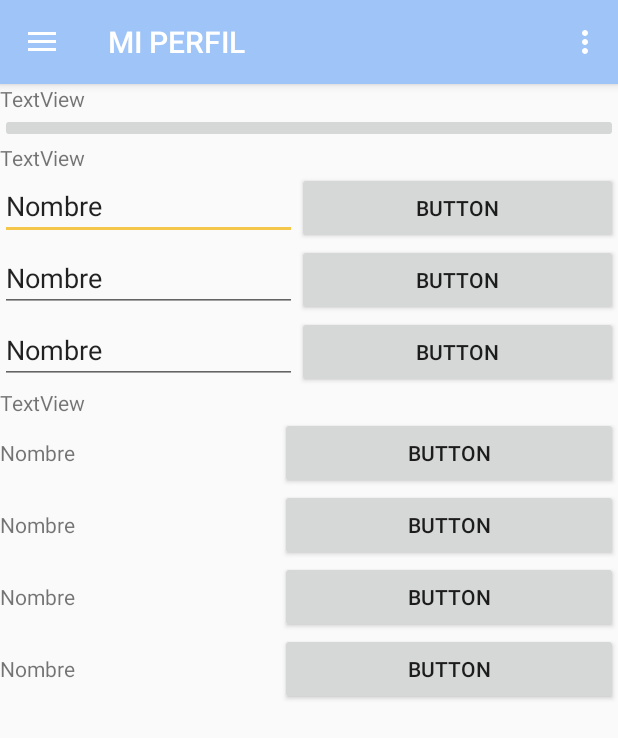
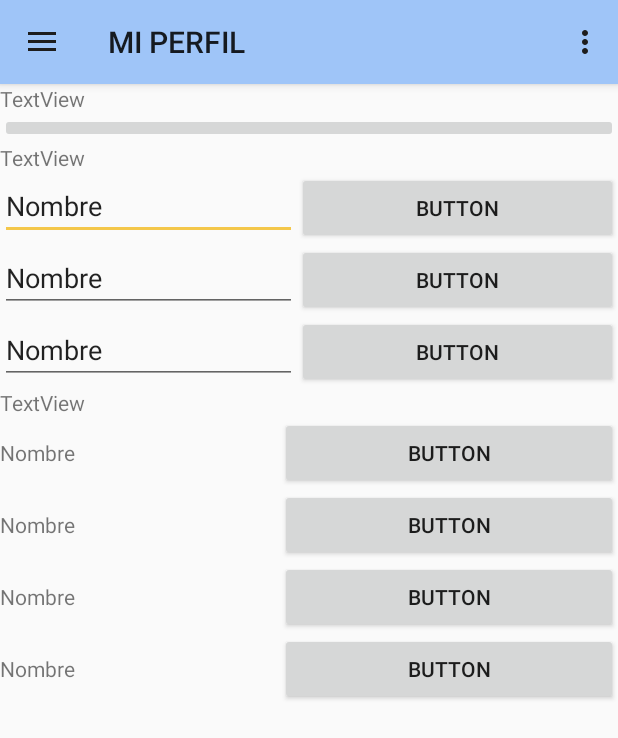
Before and after one commit to zxESCORPIOxz/EncargaloRepartidor, an Android app: the MainActivity screen opened directly, with no data from a screen before it, on a phone screen of 412 x 824 dp. Shown: the top 738 px of the screen. Run offline under Robolectric (Android 15) with nearby library versions, the phone set to English and light mode, and no system bars; our stand-ins replace navigation-ui.

Commit message:
Cambio de tema NAV DRAWER

```diff
--- a/app/src/main/res/layout/activity_main.xml
+++ b/app/src/main/res/layout/activity_main.xml
@@ -21,4 +21,5 @@
         android:fitsSystemWindows="true"
         app:headerLayout="@layout/nav_header_main"
         app:menu="@menu/activity_main_drawer" />
+
 </androidx.drawerlayout.widget.DrawerLayout>
--- a/app/src/main/res/layout/app_bar_main.xml
+++ b/app/src/main/res/layout/app_bar_main.xml
@@ -4,7 +4,7 @@
     xmlns:tools="http://schemas.android.com/tools"
     android:layout_width="match_parent"
     android:layout_height="match_parent"
-    tools:context=".Inicio_sesion.MainActivity">
+    tools:context="mx.com.encargalo.repartidor.Inicio_sesion.MainActivity">
 
     <com.google.android.material.appbar.AppBarLayout
         android:layout_width="match_parent"
@@ -13,10 +13,12 @@
 
         <androidx.appcompat.widget.Toolbar
             android:id="@+id/toolbar"
+            app:theme="@style/ToolbarColoredBackArrow"
+            app:popupTheme="@style/AppTheme.PopupOverlay"
             android:layout_width="match_parent"
-            android:layout_height="?attr/actionBarSize"
-            android:background="?attr/colorPrimary"
-            app:popupTheme="@style/AppTheme.PopupOverlay" />
+            android:layout_height="wrap_content"
+            android:minHeight="?attr/actionBarSize"
+            android:background="?attr/colorPrimary"/>
 
     </com.google.android.material.appbar.AppBarLayout>
 
--- a/app/src/main/res/values/styles.xml
+++ b/app/src/main/res/values/styles.xml
@@ -16,9 +16,10 @@
 
     <style name="AppTheme.AppBarOverlay" parent="ThemeOverlay.AppCompat.Dark.ActionBar" />
 
-    <style name="AppTheme.PopupOverlay" parent="ThemeOverlay.AppCompat.Light" />
-
-
+    <style name="AppTheme.PopupOverlay" parent="ThemeOverlay.AppCompat.Dark" />
+    <style name="ToolbarColoredBackArrow" parent="AppTheme">
+        <item name="android:textColorSecondary">@color/blackPrimary</item>
+    </style>
     <!-- Modulo pedidos. -->
     <style name="pe_mpebtngeneral">
         <item name="android:layout_margin">@dimen/activity_margin</item>
```
Also changed, not shown: app/src/main/res/layout/pe_cfpitemproductos.xml (+20 -2 lines).
